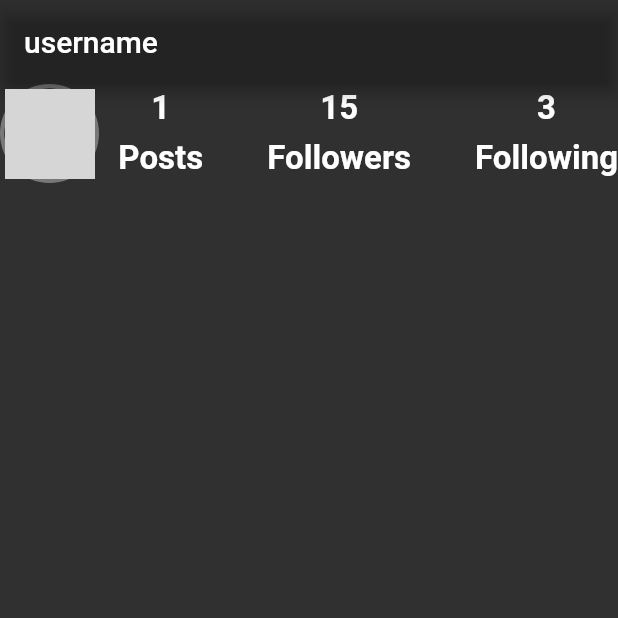
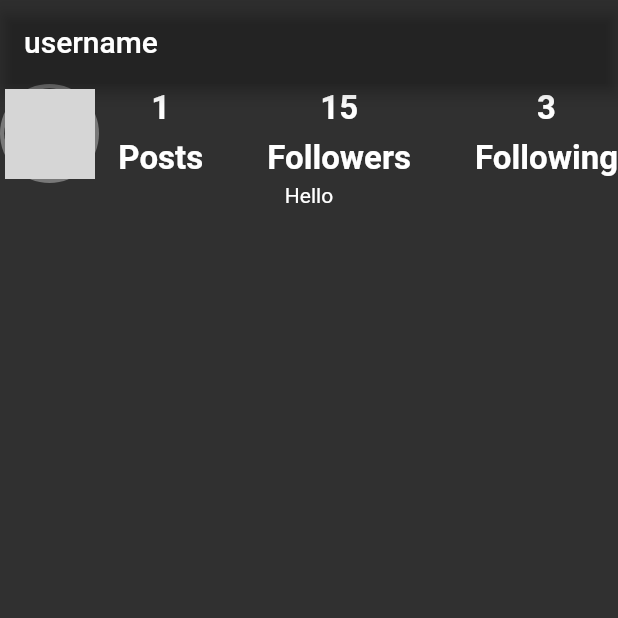
Before and after one commit to Abdallah1Habib/project3_mobile_programming, a Flutter app: the screen it shows after launch, swiped to page 5, on a phone screen of 412 x 824 dp, the top half of it. Run offline on Flutter 3.47's test engine with Material 2 defaults, Android fonts, the phone set to English and light mode, and no system bars; network calls fail; grey boxes are pictures that could not be loaded.

```diff
--- a/project1/lib/screens/profile.dart
+++ b/project1/lib/screens/profile.dart
@@ -85,6 +85,7 @@ class _HomeState extends State<Profile> {
               )
             ],
           )
+        ,Text("Hello")
         ],
       ),
     );
```
